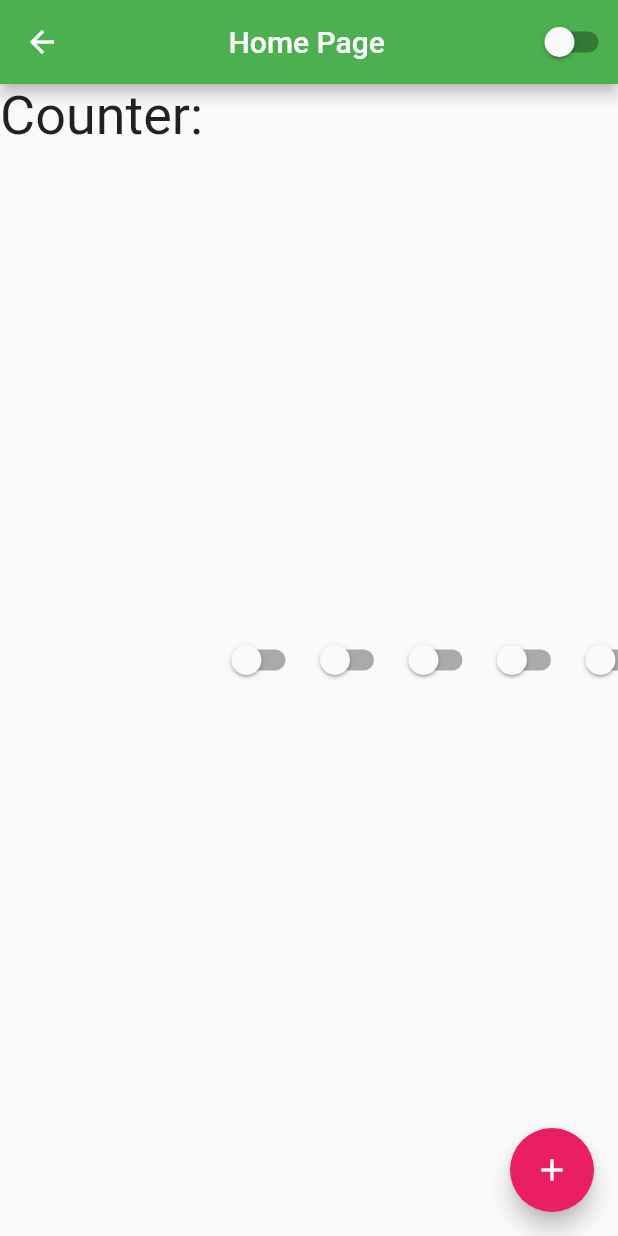
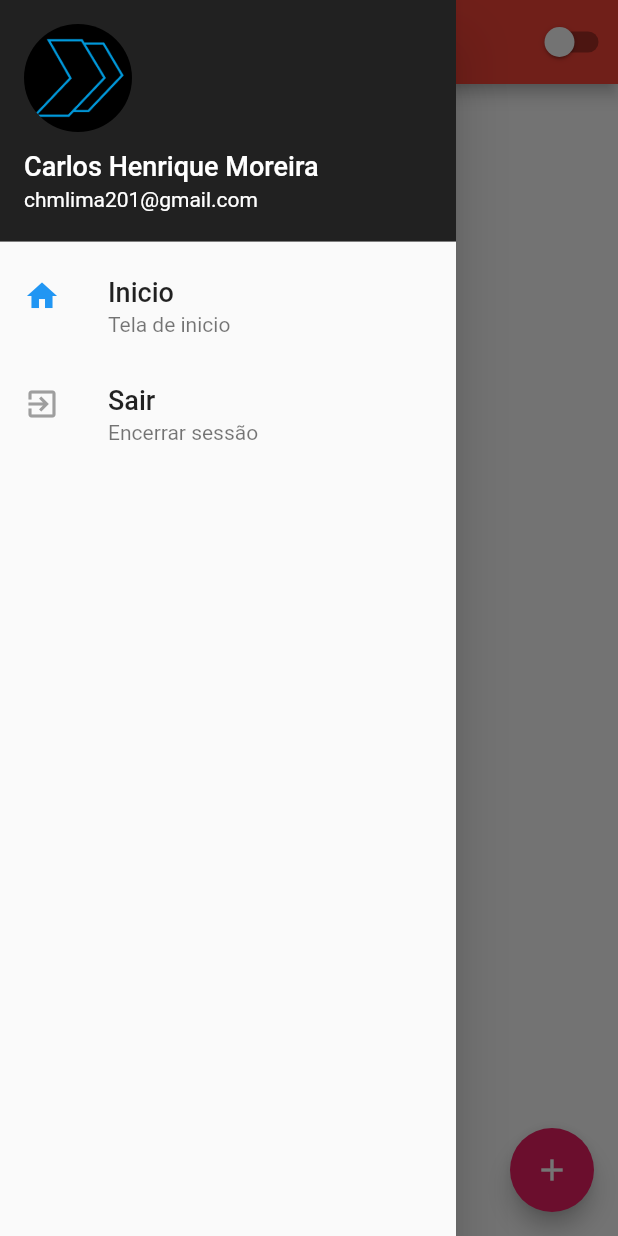
Before and after one commit to CarlosMoreiraLima/flutter-tutorial, a Flutter app: the HomePage screen opened by its route, with the side drawer open (before the commit the screen has no drawer), on a phone screen of 412 x 824 dp. Run offline on Flutter 3.47's test engine with Material 2 defaults, Android fonts, the phone set to English and light mode, and no system bars.

Commit message:
Tutorial(Drawer, UserAcconuntsDrawerHeader, ClipOval, ListTitle): Create lateral menu.

```diff
--- a/analysis_options.yaml
+++ b/analysis_options.yaml
@@ -24,6 +24,8 @@ linter:
   rules:
     avoid_print: false  # Uncomment to disable the `avoid_print` rule
     # prefer_single_quotes: true  # Uncomment to enable the `prefer_single_quotes` rule
+    ignore_for_file: prefer_const_constructors
+
 
 # Additional information about this file can be found at
 # https://dart.dev/guides/language/analysis-options
--- a/lib/app_widget.dart
+++ b/lib/app_widget.dart
@@ -11,7 +11,7 @@ class AppWidget extends StatelessWidget {
       builder: (context, child) {
         return MaterialApp(
           theme: ThemeData(
-            primarySwatch: Colors.green,
+            primarySwatch: Colors.red,
             brightness: AppController.instance.darkTheme ? Brightness.dark : Brightness.light,
           ),
           routes: {
--- a/lib/home_page.dart
+++ b/lib/home_page.dart
@@ -12,81 +12,67 @@ class HomeState extends State<HomePage> {
   @override
   Widget build(BuildContext context) {
     return Scaffold(
+      drawer: Drawer(
+        child: Column(
+          children: [
+            UserAccountsDrawerHeader(
+              decoration: BoxDecoration(color: Colors.grey[900]),
+              currentAccountPicture: ClipOval(
+                child: Image.asset(
+                  "assets/images/shiftpower.webp",
+                ),
+              ),
+              accountName: Text(
+                "Carlos Henrique Moreira",
+                style: TextStyle(
+                  fontSize: 18,
+                ),
+              ),
+              accountEmail: Text("chmlima201@gmail.com"),
+            ),
+            ListTile(
+              leading: Icon(Icons.home, color: Colors.blue),
+              title: Text("Inicio", style: TextStyle(fontSize: 18)),
+              subtitle: Text("Tela de inicio"),
+              onTap: () {
+                print("Hello");
+              },
+            ),
+            ListTile(
+              leading: Icon(
+                Icons.exit_to_app,
+                color: Colors.grey,
+              ),
+              title: Text("Sair", style: TextStyle(fontSize: 18)),
+              subtitle: Text("Encerrar sessão"),
+              onTap: () {
+                Navigator.of(context).pushReplacementNamed("/");
+              },
+            ),
+          ],
+        ),
+      ),
       appBar: AppBar(
         actions: [
           CustomSwitch(),
         ],
-        title: Center(
+        title: const Center(
           child: Text("Home Page"),
         ),
       ),
       body: Container(
         height: double.infinity,
         width: double.infinity,
-        child: ListView(
-          scrollDirection: Axis.horizontal,
-          // scrollDirection: Axis.vertical,
-          children: [
-            Text(
-              "Counter: ",
-              style: TextStyle(fontSize: 36),
-            ),
-            CustomSwitch(),
-            Container(height: 30),
-            CustomSwitch(),
-            Container(height: 30),
-            CustomSwitch(),
-            Container(height: 30),
-            CustomSwitch(),
-            Container(height: 30),
-            CustomSwitch(),
-            Container(height: 30),
-            CustomSwitch(),
-            Container(height: 30),
-            CustomSwitch(),
-            Container(height: 30),
-            CustomSwitch(),
-            Container(height: 30),
-            CustomSwitch(),
-            Container(height: 30),
-            CustomSwitch(),
-            Container(height: 30),
-            CustomSwitch(),
-            Container(height: 30),
-            CustomSwitch(),
-            Container(height: 30),
-            CustomSwitch(),
-            Container(height: 30),
-            Row(
-              children: [
-                Container(
-                  height: 50,
-                  width: 50,
-                  color: Colors.black,
-                ),
-                Container(
-                  height: 50,
-                  width: 50,
-                  color: Colors.black,
-                ),
-                Container(
-                  height: 50,
-                  width: 50,
-                  color: Colors.black,
-                ),
-              ],
-            ),
-          ],
-        ),
+        child: null,
       ),
       floatingActionButton: FloatingActionButton(
-        child: Icon(Icons.add),
         backgroundColor: Colors.pink,
         onPressed: () {
           setState(() {
             print("Hello World");
           });
         },
+        child: const Icon(Icons.add),
       ),
     );
   }
```
